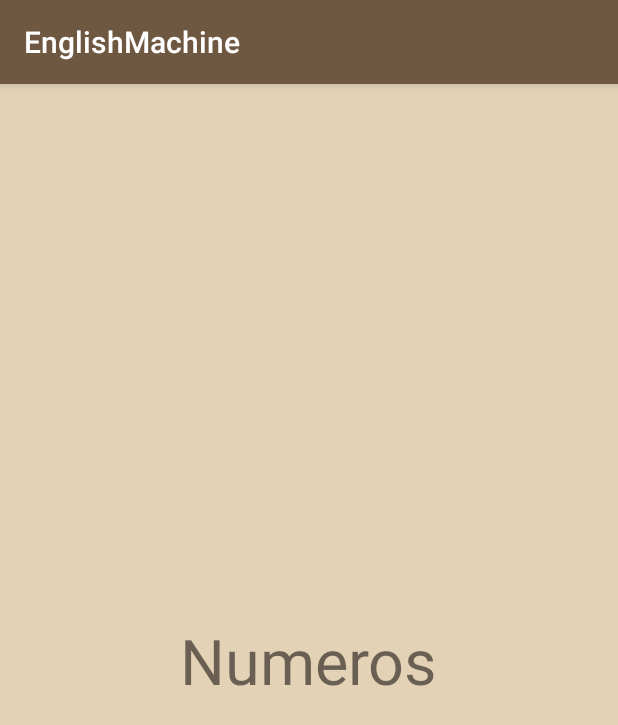
After one commit to nascimentoJulio/EstudosAppsAndroid, an Android app: the fragment NumerosFragment shown on its own in the app's theme, on a phone screen of 412 x 824 dp. The commit adds this screen. Shown: the top 725 px of the screen. Run offline under Robolectric (Android 15) with nearby library versions, the phone set to English and light mode, and no system bars.

Commit message:
Criação do projeto

```diff
--- a/EnglishMachine/app/build.gradle
+++ b/EnglishMachine/app/build.gradle
@@ -26,6 +26,9 @@
     implementation fileTree(dir: "libs", include: ["*.jar"])
     implementation 'androidx.appcompat:appcompat:1.2.0'
     implementation 'androidx.constraintlayout:constraintlayout:2.0.4'
+    implementation 'com.ogaclejapan.smarttablayout:library:2.0.0@aar'
+    implementation 'com.ogaclejapan.smarttablayout:utils-v4:2.0.0@aar'
+    implementation 'androidx.legacy:legacy-support-v4:1.0.0'
     testImplementation 'junit:junit:4.12'
     androidTestImplementation 'androidx.test.ext:junit:1.1.2'
     androidTestImplementation 'androidx.test.espresso:espresso-core:3.3.0'
--- /dev/null
+++ b/EnglishMachine/app/src/main/java/com/smpua/magodev/englishmachine/NumerosFragment.java
@@ -0,0 +1,64 @@
+package com.smpua.magodev.englishmachine;
+
+import android.os.Bundle;
+
+import androidx.fragment.app.Fragment;
+
+import android.view.LayoutInflater;
+import android.view.View;
+import android.view.ViewGroup;
+
+/**
+ * A simple {@link Fragment} subclass.
+ * Use the {@link NumerosFragment#newInstance} factory method to
+ * create an instance of this fragment.
+ */
+public class NumerosFragment extends Fragment {
+
+    // TODO: Rename parameter arguments, choose names that match
+    // the fragment initialization parameters, e.g. ARG_ITEM_NUMBER
+    private static final String ARG_PARAM1 = "param1";
+    private static final String ARG_PARAM2 = "param2";
+
+    // TODO: Rename and change types of parameters
+    private String mParam1;
+    private String mParam2;
+
+    public NumerosFragment() {
+        // Required empty public constructor
+    }
+
+    /**
+     * Use this factory method to create a new instance of
+     * this fragment using the provided parameters.
+     *
+     * @param param1 Parameter 1.
+     * @param param2 Parameter 2.
+     * @return A new instance of fragment NumerosFragment.
+     */
+    // TODO: Rename and change types and number of parameters
+    public static NumerosFragment newInstance(String param1, String param2) {
+        NumerosFragment fragment = new NumerosFragment();
+        Bundle args = new Bundle();
+        args.putString(ARG_PARAM1, param1);
+        args.putString(ARG_PARAM2, param2);
+        fragment.setArguments(args);
+        return fragment;
+    }
+
+    @Override
+    public void onCreate(Bundle savedInstanceState) {
+        super.onCreate(savedInstanceState);
+        if (getArguments() != null) {
+            mParam1 = getArguments().getString(ARG_PARAM1);
+            mParam2 = getArguments().getString(ARG_PARAM2);
+        }
+    }
+
+    @Override
+    public View onCreateView(LayoutInflater inflater, ViewGroup container,
+                             Bundle savedInstanceState) {
+        // Inflate the layout for this fragment
+        return inflater.inflate(R.layout.fragment_numeros, container, false);
+    }
+}
--- /dev/null
+++ b/EnglishMachine/app/src/main/res/layout/fragment_numeros.xml
@@ -0,0 +1,20 @@
+<?xml version="1.0" encoding="utf-8"?>
+<androidx.constraintlayout.widget.ConstraintLayout xmlns:android="http://schemas.android.com/apk/res/android"
+    xmlns:app="http://schemas.android.com/apk/res-auto"
+    xmlns:tools="http://schemas.android.com/tools"
+    android:layout_width="match_parent"
+    android:layout_height="match_parent"
+    android:background="#E4D2B6"
+    tools:context=".NumerosFragment">
+
+    <TextView
+        android:layout_width="wrap_content"
+        android:layout_height="wrap_content"
+        android:text="Numeros"
+        android:textSize="42sp"
+        app:layout_constraintBottom_toBottomOf="parent"
+        app:layout_constraintEnd_toEndOf="parent"
+        app:layout_constraintStart_toStartOf="parent"
+        app:layout_constraintTop_toTopOf="parent" />
+
+</androidx.constraintlayout.widget.ConstraintLayout>
--- a/EnglishMachine/app/src/main/res/values/colors.xml
+++ b/EnglishMachine/app/src/main/res/values/colors.xml
@@ -1,6 +1,6 @@
 <?xml version="1.0" encoding="utf-8"?>
 <resources>
-    <color name="colorPrimary">#6200EE</color>
-    <color name="colorPrimaryDark">#3700B3</color>
+    <color name="colorPrimary">#6E5841</color>
+    <color name="colorPrimaryDark">#4C3720</color>
     <color name="colorAccent">#03DAC5</color>
 </resources>
--- a/EnglishMachine/app/src/main/res/values/strings.xml
+++ b/EnglishMachine/app/src/main/res/values/strings.xml
@@ -1,3 +1,5 @@
 <resources>
     <string name="app_name">EnglishMachine</string>
+    <!-- TODO: Remove or change this placeholder text -->
+    <string name="hello_blank_fragment">Hello blank fragment</string>
 </resources>
```
Also changed, not shown: EnglishMachine/app/src/main/java/com/smpua/magodev/englishmachine/AnimaisFragment.java (added, +64 -0 lines), EnglishMachine/app/src/main/java/com/smpua/magodev/englishmachine/MainActivity.java (+27 -0 lines), EnglishMachine/app/src/main/java/com/smpua/magodev/englishmachine/VogaisFragment.java (added, +64 -0 lines), EnglishMachine/app/src/main/res/layout/activity_main.xml (+41 -10 lines), EnglishMachine/app/src/main/res/layout/fragment_animais.xml (added, +21 -0 lines), EnglishMachine/app/src/main/res/layout/fragment_vogais.xml (added, +22 -0 lines).
